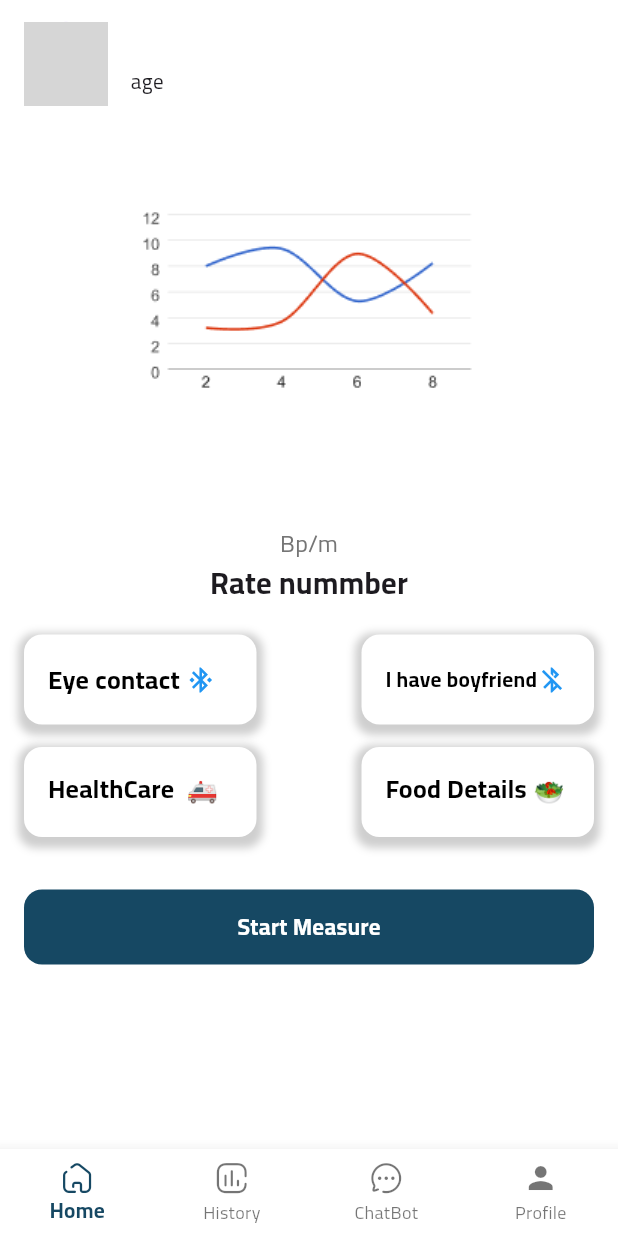
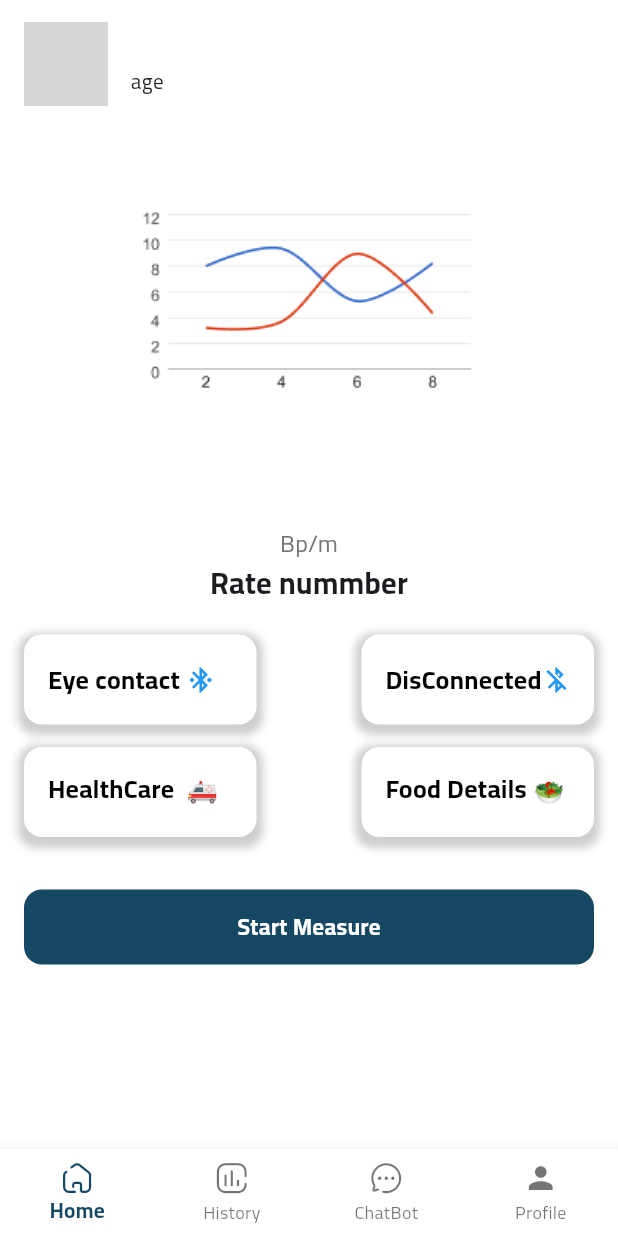
Before and after one commit to AhmedMagdy-10/project_app, a Flutter app: the screen it shows after launch, on a phone screen of 412 x 824 dp. Run offline on Flutter 3.47's test engine with Material 3 defaults, Android fonts, the phone set to English and light mode, and no system bars; our stand-ins replace cloud_firestore, dio, firebase_auth, firebase_core, firebase_messaging, flutter_bloc and 4 more; accounts and stored records are empty; statements that could not run were skipped; grey boxes are pictures that could not be loaded.

Commit message:
modfiy name botton

```diff
--- a/lib/design/view/measure_view.dart
+++ b/lib/design/view/measure_view.dart
@@ -209,9 +209,9 @@ class MeasureViewState extends State<MeasureView> {
                             },
                             child: const Row(children: [
                               Text(
-                                'I have boyfriend',
+                                'DisConnected',
                                 style: TextStyle(
-                                    fontSize: 14,
+                                    fontSize: 17,
                                     color: Colors.black,
                                     fontWeight: FontWeight.w600),
                               ),
```
